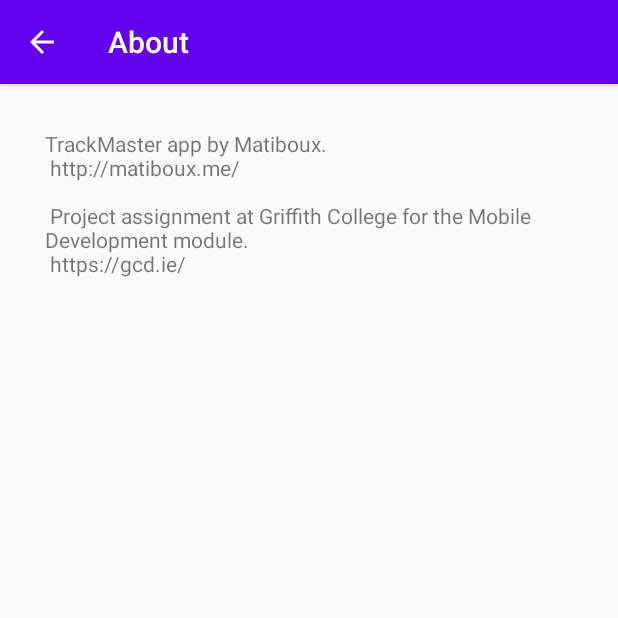
After one commit to matiboux/griffith-android-trackmaster, an Android app: the About screen opened directly, with no data from a screen before it, on a phone screen of 412 x 824 dp, the top half of it. The commit adds this screen. Run offline under Robolectric (Android 15) with nearby library versions, the phone set to English and light mode, and no system bars.

Commit message:
Added About activity

```diff
--- /dev/null
+++ b/TrackMaster/app/src/main/java/com/matiboux/griffith/trackmaster/About.java
@@ -0,0 +1,36 @@
+package com.matiboux.griffith.trackmaster;
+
+import androidx.appcompat.app.ActionBar;
+import androidx.appcompat.app.AppCompatActivity;
+
+import android.os.Bundle;
+import android.view.MenuItem;
+
+public class About extends AppCompatActivity {
+
+    @Override
+    protected void onCreate(Bundle savedInstanceState) {
+        super.onCreate(savedInstanceState);
+        setContentView(R.layout.activity_about);
+
+        // Action Bar attributes
+        ActionBar actionBar = getSupportActionBar();
+        if (actionBar != null) {
+            actionBar.setTitle(R.string.about_title);
+            actionBar.setDisplayHomeAsUpEnabled(true);
+        }
+    }
+
+    @Override
+    public boolean onOptionsItemSelected(MenuItem item) {
+        // Handle action bar item clicks
+        switch (item.getItemId()) {
+            case android.R.id.home:
+                // Up/Home button
+                super.onBackPressed();
+                return true;
+        }
+
+        return super.onOptionsItemSelected(item);
+    }
+}
--- /dev/null
+++ b/TrackMaster/app/src/main/res/layout/activity_about.xml
@@ -0,0 +1,18 @@
+<?xml version="1.0" encoding="utf-8"?>
+<LinearLayout xmlns:android="http://schemas.android.com/apk/res/android"
+    xmlns:app="http://schemas.android.com/apk/res-auto"
+    xmlns:tools="http://schemas.android.com/tools"
+    android:layout_width="match_parent"
+    android:layout_height="match_parent"
+    android:gravity="top"
+    android:orientation="vertical"
+    android:paddingTop="30dp"
+    tools:context=".About">
+
+    <TextView
+        android:layout_width="wrap_content"
+        android:layout_height="wrap_content"
+        android:layout_marginHorizontal="30dp"
+        android:text="@string/about_text" />
+
+</LinearLayout>
--- a/TrackMaster/app/src/main/res/menu/menu_tracking.xml
+++ b/TrackMaster/app/src/main/res/menu/menu_tracking.xml
@@ -2,9 +2,11 @@
     xmlns:app="http://schemas.android.com/apk/res-auto"
     xmlns:tools="http://schemas.android.com/tools"
     tools:context="com.matiboux.griffith.trackmaster.TrackingActivity">
+
     <item
-        android:id="@+id/action_settings"
+        android:id="@+id/action_about"
         android:orderInCategory="100"
-        android:title="@string/action_settings"
+        android:title="@string/about_title"
         app:showAsAction="never" />
+
 </menu>
--- a/TrackMaster/app/src/main/res/values/strings.xml
+++ b/TrackMaster/app/src/main/res/values/strings.xml
@@ -1,11 +1,21 @@
 <resources>
+    <!-- Tracking Activity -->
     <string name="app_name">TrackMaster</string>
-    <string name="action_settings">Settings</string>
-    <string name="results_title">Tracking Results</string>
-
-    <!-- Tracking status -->
     <string name="timer">%1$02d:%2$02d</string>
     <string name="status_paused">Paused: Not tracking</string>
     <string name="status_running">Running: Tracking</string>
     <string name="entries_count">%1$d saved entries</string>
+
+    <!-- Results Activity -->
+    <string name="results_title">Tracking Results</string>
+
+    <!-- About -->
+    <string name="about_title">About</string>
+    <string name="about_text">
+        "TrackMaster app by Matiboux.\n"
+        "http://matiboux.me/\n\n"
+
+        "Project assignment at Griffith College for the Mobile Development module.\n"
+        "https://gcd.ie/"
+    </string>
 </resources>
```
Also changed, not shown: TrackMaster/app/src/main/AndroidManifest.xml (+6 -1 lines), TrackMaster/app/src/main/java/com/matiboux/griffith/trackmaster/TrackingActivity.java (+6 -8 lines).
